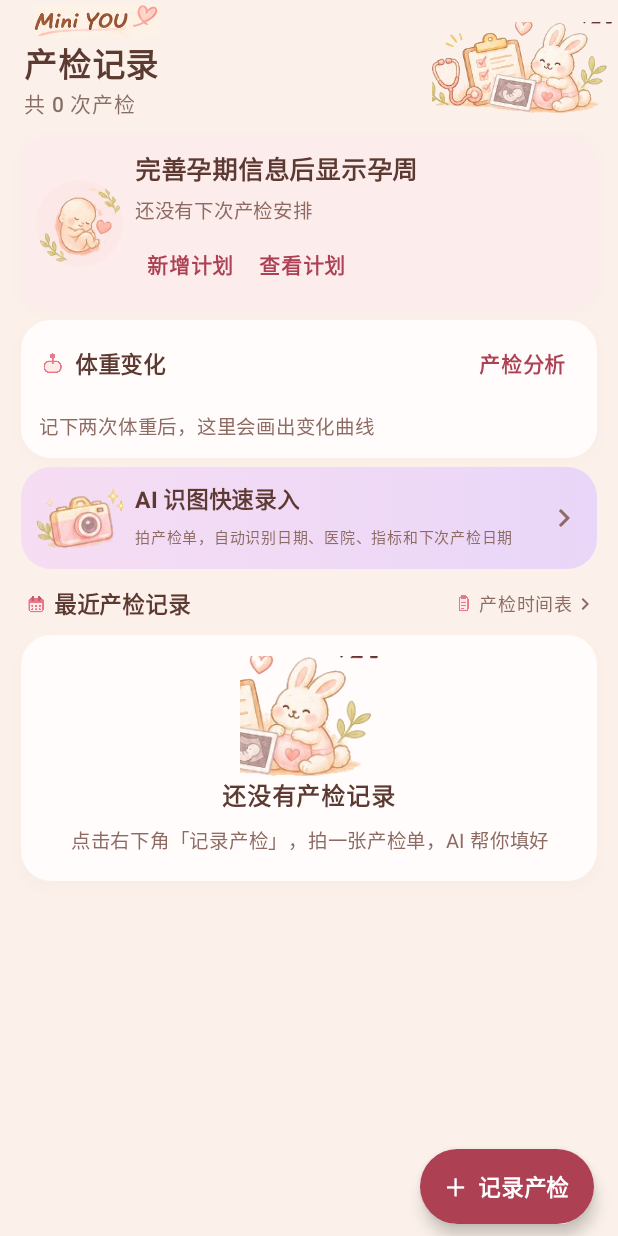
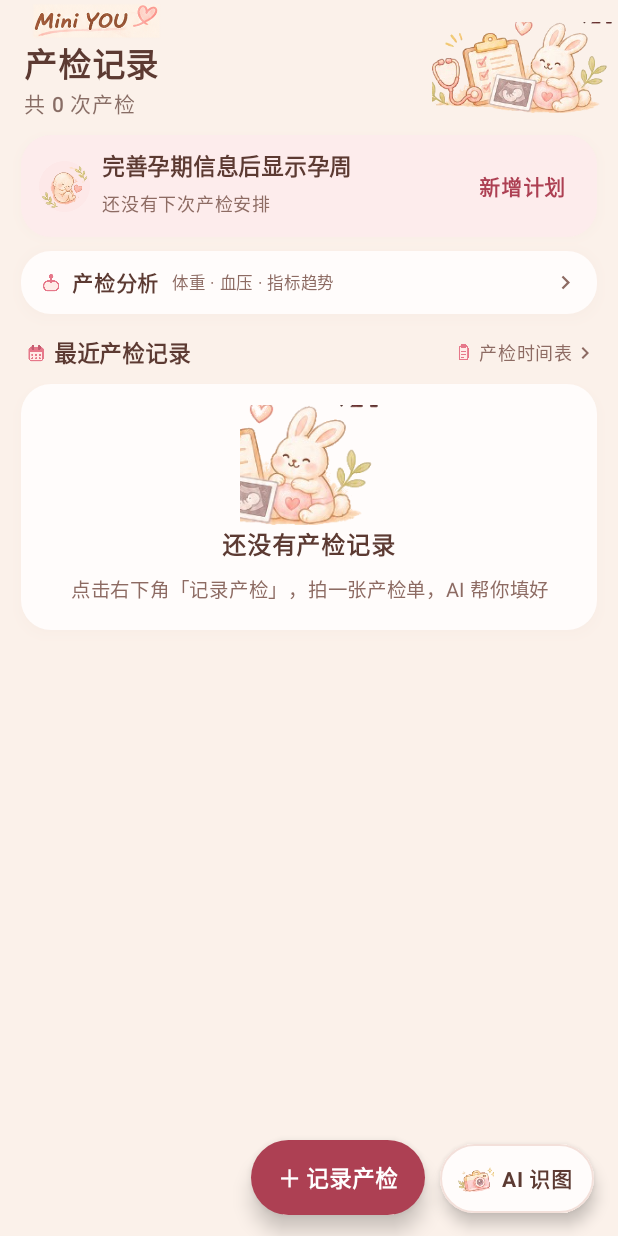
Before and after one commit to jialeyu0888-code/mini-you, an Android app built with Jetpack Compose: the composable CheckupListScreen shown on its own in the app's theme, on a phone screen of 412 x 824 dp. Run offline under Robolectric (Android 15) with nearby library versions, the phone set to English and light mode, and no system bars; our stand-ins replace Room's generated code.

Commit message:
v0.2.5：产检记录页改版——首屏多记录可见、孕周卡紧凑化、悬浮操作按钮

```diff
--- a/app/build.gradle.kts
+++ b/app/build.gradle.kts
@@ -27,8 +27,8 @@ android {
         applicationId = "com.miniyou.app"
         minSdk = 26
         targetSdk = 35
-        versionCode = 6
-        versionName = "0.2.4"
+        versionCode = 7
+        versionName = "0.2.5"
 
         buildConfigField("String", "ZHIPU_API_KEY", "\"${zhipuApiKey.replace("\"", "")}\"")
         buildConfigField("String", "ZHIPU_MODEL", "\"glm-5.3-flash\"")
--- a/app/src/main/java/com/miniyou/app/ui/checkup/CheckupListScreen.kt
+++ b/app/src/main/java/com/miniyou/app/ui/checkup/CheckupListScreen.kt
@@ -1,18 +1,16 @@
 package com.miniyou.app.ui.checkup
 
-import androidx.compose.foundation.Canvas
+import androidx.compose.foundation.BorderStroke
 import androidx.compose.foundation.background
 import androidx.compose.foundation.clickable
 import androidx.compose.foundation.isSystemInDarkTheme
 import androidx.compose.foundation.layout.Arrangement
 import androidx.compose.foundation.layout.Box
 import androidx.compose.foundation.layout.Column
-import androidx.compose.foundation.layout.FlowRow
 import androidx.compose.foundation.horizontalScroll
 import androidx.compose.foundation.rememberScrollState as rememberRowScrollState
 import androidx.compose.foundation.layout.PaddingValues
 import androidx.compose.foundation.layout.Row
-import androidx.compose.foundation.layout.Spacer
 import androidx.compose.foundation.layout.fillMaxHeight
 import androidx.compose.foundation.layout.fillMaxSize
 import androidx.compose.foundation.layout.fillMaxWidth
@@ -34,19 +32,12 @@ import androidx.compose.runtime.CompositionLocalProvider
 import androidx.compose.runtime.collectAsState
 import androidx.compose.runtime.getValue
 import androidx.compose.runtime.mutableLongStateOf
-import androidx.compose.runtime.remember
 import androidx.compose.runtime.rememberCoroutineScope
 import androidx.compose.runtime.saveable.rememberSaveable
 import androidx.compose.runtime.setValue
 import androidx.compose.ui.Alignment
 import androidx.compose.ui.Modifier
 import androidx.compose.ui.draw.clip
-import androidx.compose.ui.geometry.Offset
-import androidx.compose.ui.graphics.Brush
-import androidx.compose.ui.graphics.Color
-import androidx.compose.ui.graphics.Path
-import androidx.compose.ui.graphics.StrokeCap
-import androidx.compose.ui.graphics.drawscope.Stroke
 import androidx.compose.ui.res.painterResource
 import androidx.compose.ui.text.font.FontWeight
 import androidx.compose.ui.text.style.TextAlign
@@ -90,10 +81,10 @@ fun CheckupListScreen(nav: NavController) {
             val records = list
             val open: (Checkup) -> Unit = { if (layout.expanded) selected = it.id else nav.navigate(Routes.checkupDetail(it.id)) }
             val listPane: @Composable (Modifier) -> Unit = { modifier ->
-                Column(modifier) {
+                Box(modifier) {
                     LazyColumn(
-                        Modifier.weight(1f).fillMaxWidth(),
-                        contentPadding = PaddingValues(bottom = 8.dp),
+                        Modifier.fillMaxSize(),
+                        contentPadding = PaddingValues(bottom = 96.dp),
                     ) {
                         item {
                             CheckupListHeader(
@@ -112,15 +103,8 @@ fun CheckupListScreen(nav: NavController) {
                             )
                         }
                         item {
-                            WeightCard(
-                                points = records.orEmpty().filter { it.weightKg.toDoubleOrNull() != null }.sortedBy { it.date },
+                            AnalysisEntryCard(
                                 onAnalyze = { nav.navigate(Routes.CHECKUP_ANALYSIS) },
-                                modifier = Modifier.padding(start = 14.dp, end = 14.dp, top = 6.dp),
-                            )
-                        }
-                        item {
-                            AiEntryCard(
-                                onClick = { nav.navigate(Routes.checkupEdit(ai = true)) },
                                 modifier = Modifier.padding(start = 14.dp, end = 14.dp, top = 6.dp),
                             )
                         }
@@ -168,10 +152,12 @@ fun CheckupListScreen(nav: NavController) {
                         }
                     }
                     Row(
-                        Modifier.fillMaxWidth().padding(horizontal = 16.dp, vertical = 8.dp),
-                        horizontalArrangement = Arrangement.End,
+                        Modifier.align(Alignment.BottomEnd).padding(horizontal = 16.dp, vertical = 14.dp),
+                        horizontalArrangement = Arrangement.spacedBy(10.dp),
+                        verticalAlignment = Alignment.CenterVertically,
                     ) {
-                        RecordFab(onClick = { nav.navigate(Routes.checkupEdit()) }, modifier = Modifier)
+                        RecordFab(onClick = { nav.navigate(Routes.checkupEdit()) })
+                        AiFab(onClick = { nav.navigate(Routes.checkupEdit(ai = true)) })
                     }
                 }
             }
@@ -243,139 +229,84 @@ private fun WeekPlanCard(
     modifier: Modifier = Modifier,
 ) {
     val colors = LocalPrenatalColors.current
-    PrenatalCard(modifier, color = colors.pinkCard, contentPadding = PaddingValues(10.dp)) {
+    PrenatalCard(
+        modifier, color = colors.pinkCard, onClick = onOpenPlans,
+        contentPadding = PaddingValues(horizontal = 12.dp, vertical = 9.dp),
+    ) {
         Row(verticalAlignment = Alignment.CenterVertically) {
             Box(
-                Modifier.size(58.dp).clip(CircleShape).background(colors.accentSoft),
+                Modifier.size(34.dp).clip(CircleShape).background(colors.accentSoft),
                 contentAlignment = Alignment.Center,
             ) {
-                PrenatalArt(R.drawable.checkup_fetus, Modifier.size(54.dp))
+                PrenatalArt(R.drawable.checkup_fetus, Modifier.size(30.dp))
             }
-            Column(Modifier.padding(start = 8.dp).weight(1f), verticalArrangement = Arrangement.spacedBy(2.dp)) {
+            Column(Modifier.padding(start = 8.dp).weight(1f), verticalArrangement = Arrangement.spacedBy(1.dp)) {
                 Text(
                     pregnancy?.weekLabel ?: "完善孕期信息后显示孕周",
-                    color = colors.ink, fontSize = 17.sp, fontWeight = FontWeight.Bold, lineHeight = 20.sp,
+                    color = colors.ink, fontSize = 15.sp, fontWeight = FontWeight.Bold, lineHeight = 19.sp, maxLines = 1,
                 )
                 if (next != null) {
                     val date = next.date.toDate()
-                    val days = ChronoUnit.DAYS.between(today, date)
                     Row(verticalAlignment = Alignment.CenterVertically) {
-                        PrenatalIcon(R.drawable.checkup_ic_calendar, Modifier.size(15.dp))
+                        PrenatalIcon(R.drawable.checkup_ic_calendar, Modifier.size(13.dp))
                         Text(
-                            "下次产检：${date.shortCn()} ${date.weekdayCn()}",
-                            Modifier.padding(start = 4.dp).weight(1f),
-                            color = colors.ink, fontSize = 12.sp, maxLines = 1,
+                            "下次产检 ${date.shortCn()} ${date.weekdayCn()}",
+                            Modifier.padding(start = 4.dp), color = colors.muted, fontSize = 12.sp, maxLines = 1,
                         )
+                    }
+                } else {
+                    Text("还没有下次产检安排", color = colors.muted, fontSize = 12.sp, maxLines = 1)
+                }
+            }
+            if (next != null) {
+                val days = ChronoUnit.DAYS.between(today, next.date.toDate())
                 Text(
                     daysUntilLabel(days),
                     modifier = Modifier.clip(RoundedCornerShape(50)).background(colors.accent).padding(horizontal = 8.dp, vertical = 3.dp),
                     color = colors.onAccent, fontSize = 11.sp, fontWeight = FontWeight.Bold,
                 )
-                    }
-                    if (next.hospital.isNotBlank()) {
-                        Row(verticalAlignment = Alignment.CenterVertically) {
-                            PrenatalIcon(R.drawable.checkup_ic_hospital, Modifier.size(15.dp))
-                            Text(next.hospital, Modifier.padding(start = 4.dp), color = colors.ink, fontSize = 12.sp, maxLines = 1)
-                        }
-                    }
-                    FlowRow(
-                        Modifier.clickable(onClick = onOpenPlans),
-                        horizontalArrangement = Arrangement.spacedBy(4.dp),
-                    ) {
-                        Row(verticalAlignment = Alignment.CenterVertically) {
-                            PrenatalIcon(R.drawable.checkup_ic_plan, Modifier.size(13.dp))
-                            Text("本次产检计划", Modifier.padding(start = 4.dp), color = colors.ink, fontSize = 11.sp)
-                        }
-                        if (next.project.isNotBlank()) PrenatalPill(next.project)
-                    }
-                    Row(verticalAlignment = Alignment.CenterVertically) {
-                        PrenatalIcon(R.drawable.checkup_ic_bell, Modifier.size(13.dp))
-                        Text("会提前一天提醒你", Modifier.padding(start = 4.dp), color = colors.muted, fontSize = 10.sp)
-                    }
             } else {
-                    Text("还没有下次产检安排", color = colors.muted, fontSize = 13.sp)
-                    FlowRow {
                 PrenatalTextAction("新增计划", onClick = onAddPlan)
-                        PrenatalTextAction("查看计划", onClick = onOpenPlans)
-                    }
-                }
             }
         }
     }
 }
 
 @Composable
-private fun WeightCard(points: List<Checkup>, onAnalyze: () -> Unit, modifier: Modifier) {
+private fun AnalysisEntryCard(onAnalyze: () -> Unit, modifier: Modifier) {
     val colors = LocalPrenatalColors.current
-    val values = remember(points) { points.mapNotNull { it.weightKg.toDoubleOrNull() } }
-    PrenatalCard(modifier, contentPadding = PaddingValues(horizontal = 12.dp, vertical = 8.dp)) {
+    PrenatalCard(modifier, onClick = onAnalyze, contentPadding = PaddingValues(horizontal = 12.dp, vertical = 8.dp)) {
         Row(verticalAlignment = Alignment.CenterVertically) {
-            PrenatalIcon(R.drawable.checkup_ic_weight, Modifier.size(18.dp))
-            Text("体重变化", Modifier.padding(start = 6.dp).weight(1f), color = colors.ink, fontSize = 15.sp, fontWeight = FontWeight.Bold)
-            if (values.size >= 2) {
-                val diff = values.last() - values.first()
+            PrenatalIcon(R.drawable.checkup_ic_weight, Modifier.size(16.dp))
+            Text("产检分析", Modifier.padding(start = 6.dp), color = colors.ink, fontSize = 14.sp, fontWeight = FontWeight.Bold)
             Text(
-                    "%s%.1f kg".format(if (diff >= 0) "+" else "", diff),
-                    color = colors.accent, fontSize = 16.sp, fontWeight = FontWeight.Bold,
+                "体重 · 血压 · 指标趋势",
+                Modifier.padding(start = 8.dp).weight(1f),
+                color = colors.muted, fontSize = 11.sp, maxLines = 1,
             )
-            }
-            PrenatalTextAction("产检分析", onClick = onAnalyze)
-        }
-        if (values.size >= 2) {
-            Spacer(Modifier.height(4.dp))
-            WeightLine(values, colors.line)
-            Row {
-                Text(points.first().date.toDate().shortCn(), color = colors.muted, fontSize = 11.sp, modifier = Modifier.weight(1f))
-                Text(points.last().date.toDate().shortCn(), color = colors.muted, fontSize = 11.sp)
-            }
-        } else {
-            Text(
-                "记下两次体重后，这里会画出变化曲线",
-                Modifier.padding(top = 8.dp), color = colors.muted, fontSize = 13.sp,
-            )
+            Icon(Icons.AutoMirrored.Filled.KeyboardArrowRight, null, tint = colors.muted, modifier = Modifier.size(18.dp))
         }
     }
 }
 
 @Composable
-private fun WeightLine(values: List<Double>, color: Color) {
-            Canvas(Modifier.fillMaxWidth().height(34.dp)) {
-        val min = values.min()
-        val max = values.max()
-        val range = (max - min).takeIf { it > 0.05 } ?: 1.0
-        val step = if (values.size > 1) size.width / (values.size - 1) else 0f
-        val pts = values.mapIndexed { i, v ->
-            Offset(i * step, (size.height - 8f - ((v - min) / range * (size.height - 16f))).toFloat())
-        }
-        val path = Path().apply {
-            pts.forEachIndexed { i, p -> if (i == 0) moveTo(p.x, p.y) else lineTo(p.x, p.y) }
-        }
-        drawPath(path, color, style = Stroke(width = 4.dp.toPx(), cap = StrokeCap.Round))
-        pts.forEach {
-            drawCircle(color, 5.dp.toPx(), it)
-            drawCircle(Color.White, 2.4.dp.toPx(), it)
-        }
-    }
-}
-
-@Composable
-private fun AiEntryCard(onClick: () -> Unit, modifier: Modifier) {
+private fun AiFab(onClick: () -> Unit, modifier: Modifier = Modifier) {
     val colors = LocalPrenatalColors.current
+    androidx.compose.material3.Surface(
+        onClick = onClick,
+        modifier = modifier,
+        shape = RoundedCornerShape(50),
+        color = colors.card,
+        border = BorderStroke(1.dp, colors.outline),
+        shadowElevation = 6.dp,
+    ) {
         Row(
-        modifier
-            .fillMaxWidth()
-            .clip(RoundedCornerShape(20.dp))
-            .background(Brush.horizontalGradient(listOf(colors.aiStart, colors.aiEnd)))
-            .clickable(onClick = onClick)
-            .padding(horizontal = 10.dp, vertical = 8.dp),
+            Modifier.padding(start = 12.dp, end = 14.dp, top = 10.dp, bottom = 10.dp),
             verticalAlignment = Alignment.CenterVertically,
         ) {
-        PrenatalArt(R.drawable.checkup_ai_camera, Modifier.size(58.dp, 46.dp))
-        Column(Modifier.padding(start = 8.dp).weight(1f)) {
-            Text("AI 识图快速录入", color = colors.ink, fontSize = 15.sp, fontWeight = FontWeight.Bold)
-            Text("拍产检单，自动识别日期、医院、指标和下次产检日期", color = colors.muted, fontSize = 10.sp, maxLines = 1)
+            PrenatalArt(R.drawable.checkup_ai_camera, Modifier.size(24.dp, 20.dp))
+            Text("AI 识图", Modifier.padding(start = 5.dp), color = colors.ink, fontSize = 14.sp, fontWeight = FontWeight.Bold)
         }
-        Icon(Icons.AutoMirrored.Filled.KeyboardArrowRight, null, tint = colors.muted)
     }
 }
 
@@ -451,18 +382,18 @@ private fun CheckupRecordCard(
 }
 
 @Composable
-private fun RecordFab(onClick: () -> Unit, modifier: Modifier) {
+private fun RecordFab(onClick: () -> Unit, modifier: Modifier = Modifier) {
     val colors = LocalPrenatalColors.current
     androidx.compose.material3.Surface(
         onClick = onClick,
         modifier = modifier,
         shape = RoundedCornerShape(50),
         color = colors.accent,
-        shadowElevation = 6.dp,
+        shadowElevation = 8.dp,
     ) {
         Text(
-            "＋  记录产检",
-            modifier = Modifier.padding(horizontal = 16.dp, vertical = 12.dp),
+            "＋ 记录产检",
+            modifier = Modifier.padding(horizontal = 18.dp, vertical = 12.dp),
             color = colors.onAccent,
             fontSize = 15.sp,
             fontWeight = FontWeight.Bold,
```
Also changed, not shown: 1 other file. Lines whose indentation alone changed are shown as unchanged.
